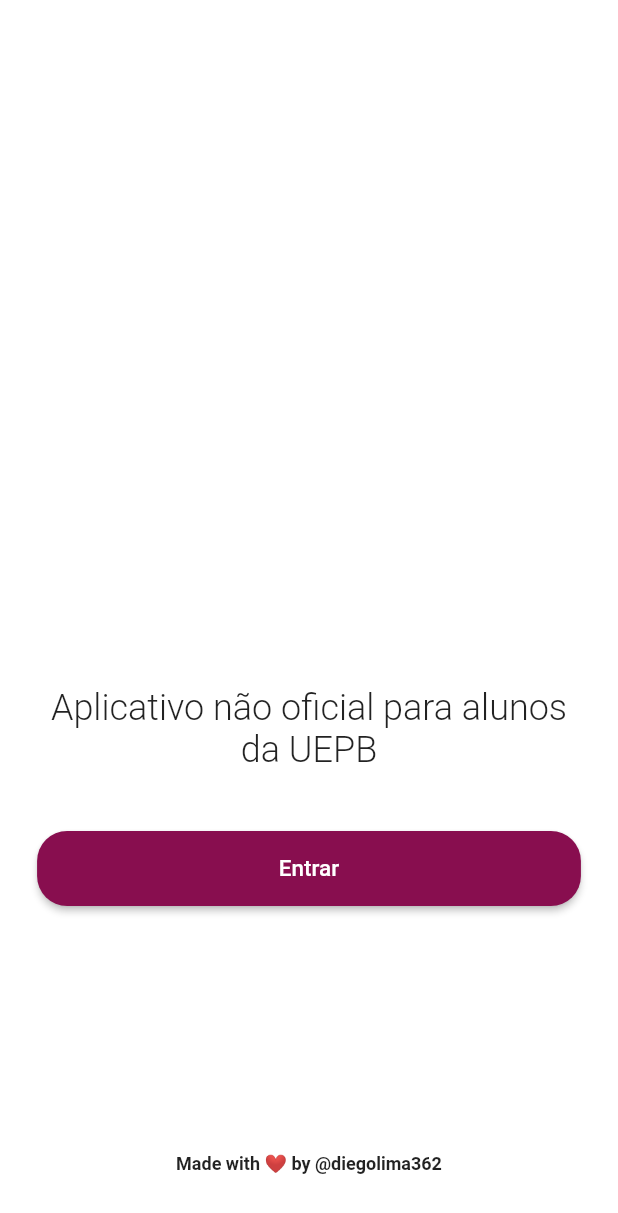
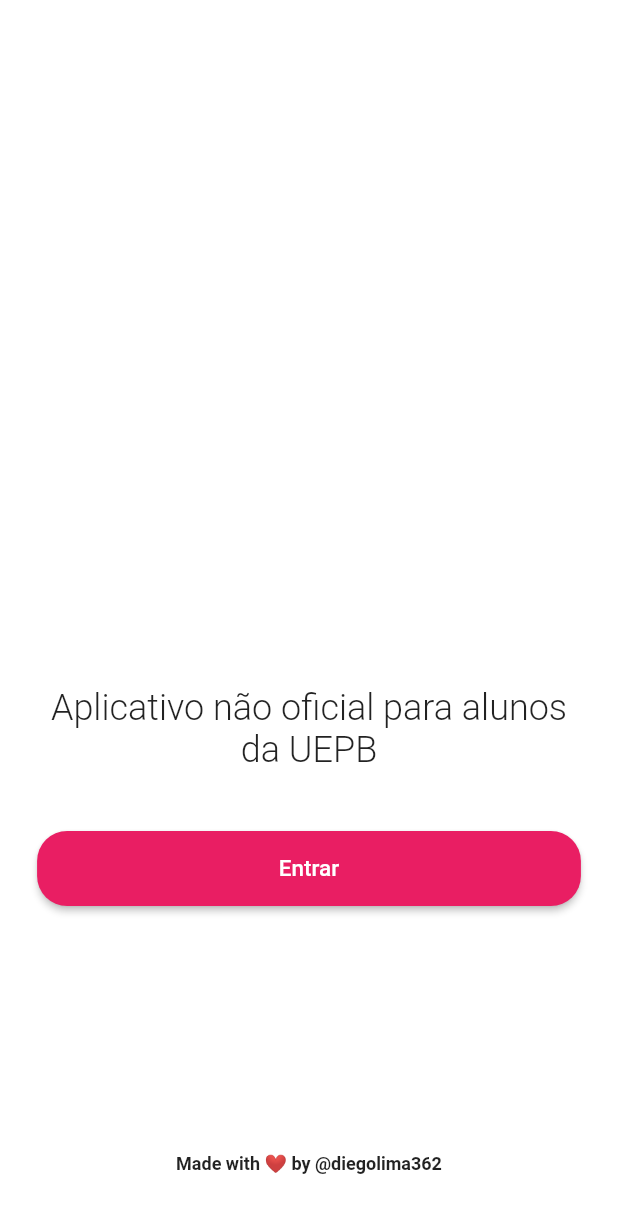
Before and after one commit to diegolima362/aluno_uepb, a Flutter app: the screen it shows after launch, on a phone screen of 412 x 824 dp. Shown: the top 1213 px of the screen. Run offline on Flutter 3.47's test engine with Material 2 defaults, Android fonts, the phone set to English and light mode, and no system bars; our stand-ins replace diacritic, firebase_analytics, fl_chart, flutter_colorpicker, hive, hive_flutter; accounts and stored records are empty.

Commit message:
add any color to material suport

```diff
--- a/lib/themes/custom_themes.dart
+++ b/lib/themes/custom_themes.dart
@@ -1,7 +1,19 @@
 import 'package:flutter/material.dart';
 
 class CustomThemes {
-  static Color accentColor = Colors.pink[900];
+  static Color accentColor = Colors.pink;
+  static Map<int, Color> swash = {
+    50: accentColor.withOpacity(.1),
+    100: accentColor.withOpacity(.2),
+    200: accentColor.withOpacity(.3),
+    300: accentColor.withOpacity(.4),
+    400: accentColor.withOpacity(.5),
+    500: accentColor.withOpacity(.6),
+    600: accentColor.withOpacity(.7),
+    700: accentColor.withOpacity(.8),
+    800: accentColor.withOpacity(.9),
+    900: accentColor.withOpacity(1),
+  };
 
   static void setColor(Color color) {
     accentColor = color;
@@ -20,10 +32,10 @@
         ),
         backgroundColor: Colors.white,
         canvasColor: Colors.white,
-        cardTheme: CardTheme(color: Color(0xFFF3F2FD)),
+        cardTheme: CardTheme(color: Color(0xFFEEEEEE)),
         accentColor: accentColor,
         brightness: Brightness.light,
-        primarySwatch: Colors.pink,
+        primarySwatch: MaterialColor(accentColor.value, swash),
       );
 
   static ThemeData get dark => ThemeData(
@@ -43,6 +55,6 @@
         cardTheme: CardTheme(color: Color(0xFF252525)),
         accentColor: accentColor,
         brightness: Brightness.dark,
-        primarySwatch: Colors.pink,
+        primarySwatch: MaterialColor(accentColor.value, swash),
       );
 }
```
